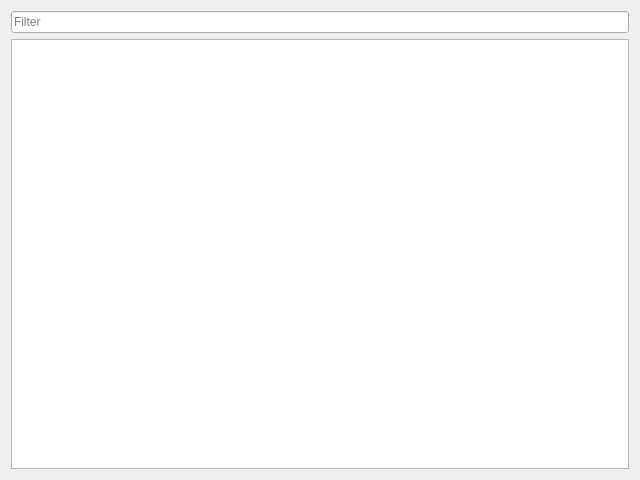
The window that src/app/valentina/dialogs/vwidgetdependencies.ui (dismine/valentina) describes before a commit, drawn with Qt 5.
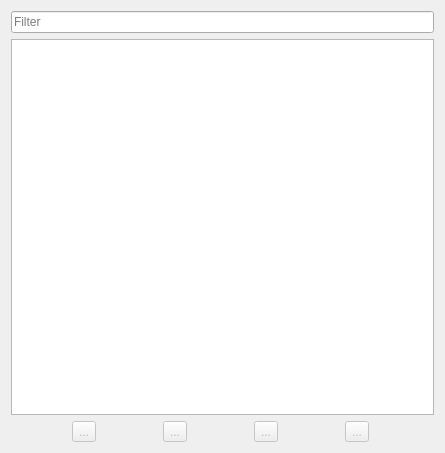
The same window after the commit.

Commit message: Moving tools based on graph data.

What changed in the file:
```diff
--- a/src/app/valentina/dialogs/vwidgetdependencies.ui
+++ b/src/app/valentina/dialogs/vwidgetdependencies.ui
@@ -6,8 +6,8 @@
    <rect>
     <x>0</x>
     <y>0</y>
-    <width>640</width>
-    <height>480</height>
+    <width>445</width>
+    <height>453</height>
    </rect>
   </property>
   <property name="windowTitle">
@@ -31,6 +31,62 @@
      </attribute>
     </widget>
    </item>
+   <item>
+    <layout class="QHBoxLayout" name="horizontalLayout">
+     <item>
+      <widget class="QToolButton" name="toolButtonTop">
+       <property name="enabled">
+        <bool>false</bool>
+       </property>
+       <property name="toolTip">
+        <string>Move to earliest possible position in history</string>
+       </property>
+       <property name="text">
+        <string notr="true">...</string>
+       </property>
+      </widget>
+     </item>
+     <item>
+      <widget class="QToolButton" name="toolButtonUp">
+       <property name="enabled">
+        <bool>false</bool>
+       </property>
+       <property name="toolTip">
+        <string>Move earlier in history</string>
+       </property>
+       <property name="text">
+        <string notr="true">...</string>
+       </property>
+      </widget>
+     </item>
+     <item>
+      <widget class="QToolButton" name="toolButtonDown">
+       <property name="enabled">
+        <bool>false</bool>
+       </property>
+       <property name="toolTip">
+        <string>Move later in history</string>
+       </property>
+       <property name="text">
+        <string notr="true">...</string>
+       </property>
+      </widget>
+     </item>
+     <item>
+      <widget class="QToolButton" name="toolButtonBottom">
+       <property name="enabled">
+        <bool>false</bool>
+       </property>
+       <property name="toolTip">
+        <string>Move to latest possible position in history</string>
+       </property>
+       <property name="text">
+        <string notr="true">...</string>
+       </property>
+      </widget>
+     </item>
+    </layout>
+   </item>
   </layout>
  </widget>
  <resources/>
```
Left out of the diff: 2 changed lines with no effect on the pictures. The commit also changes 22 other files.
